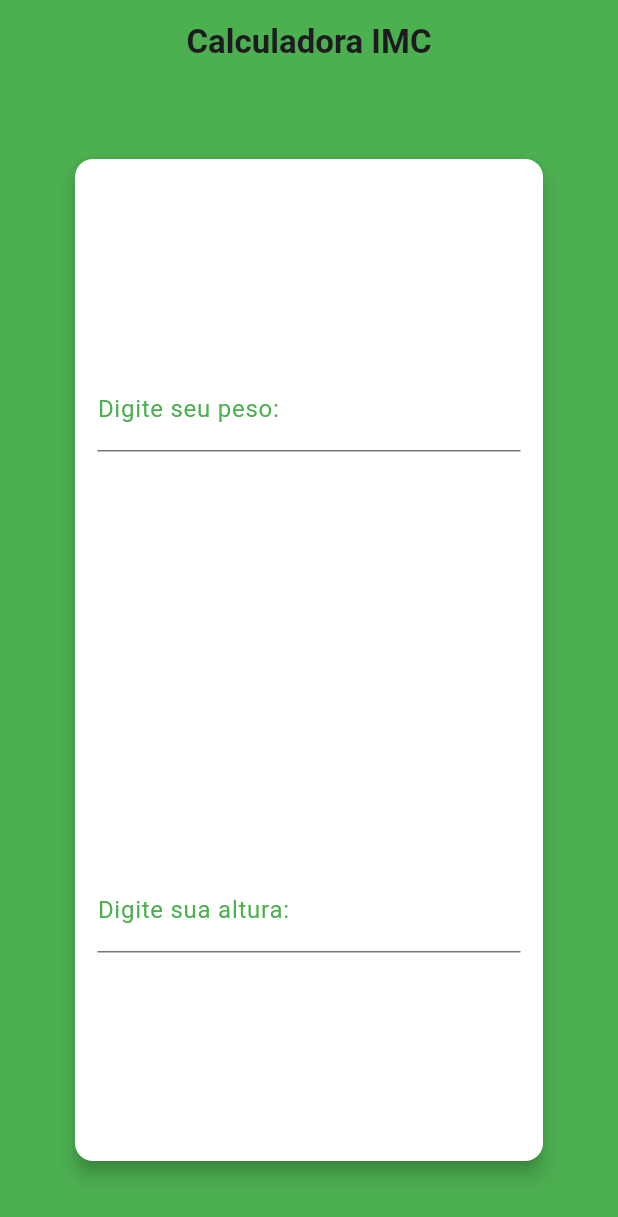
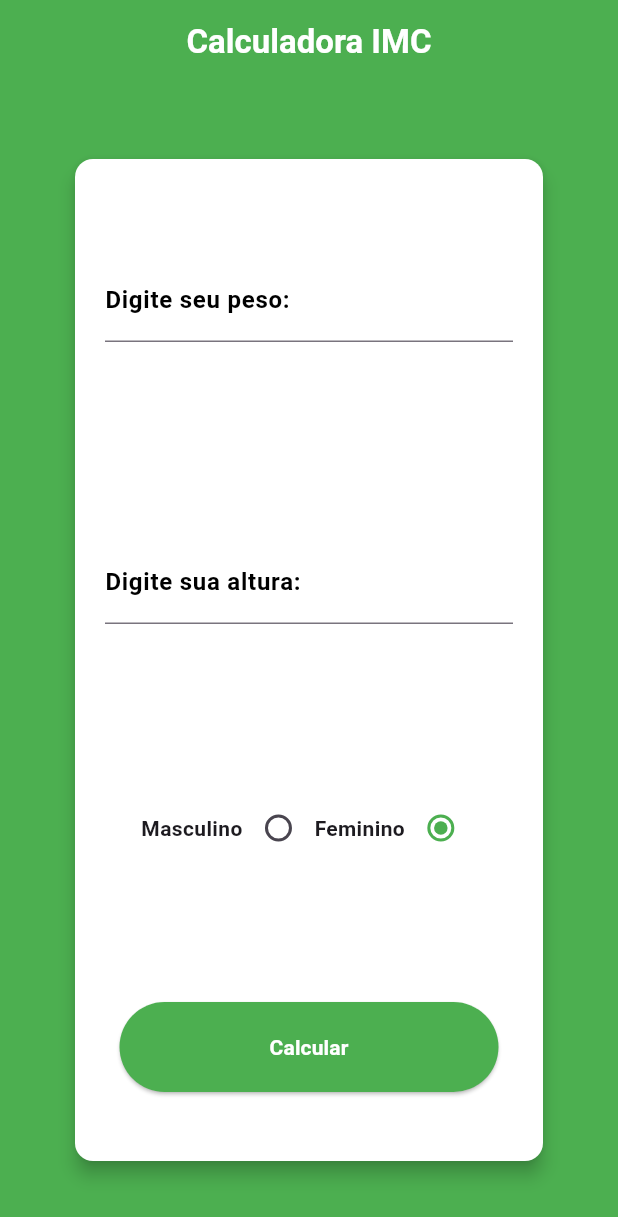
Before and after one commit to eryckfrzz/calculadora_imc, a Flutter app: the screen it shows after launch, on a phone screen of 412 x 824 dp. Shown: the top 1217 px of the screen. Run offline on Flutter 3.47's test engine with Material 3 defaults, Android fonts, the phone set to English and light mode, and no system bars.

Commit message:
feat(homepage): finalização da homepage
últimos ajustes e adição das opções de gênero e botão para o cálculo.

```diff
--- /dev/null
+++ b/lib/features/generos.dart
@@ -0,0 +1,5 @@
+enum Generos {
+  Masculino,
+  Feminino,
+  Outro
+}
--- a/lib/screens/home_page.dart
+++ b/lib/screens/home_page.dart
@@ -1,3 +1,4 @@
+import 'package:calculadora_imc/features/generos.dart';
 import 'package:flutter/material.dart';
 
 class HomePage extends StatefulWidget {
@@ -10,6 +11,7 @@ class HomePage extends StatefulWidget {
 class _HomePageState extends State<HomePage> {
   double peso = 0.0;
   double altura = 0.0;
+  Generos genero = Generos.Feminino;
 
   @override
   Widget build(BuildContext context) {
@@ -21,6 +23,7 @@ class _HomePageState extends State<HomePage> {
               'Calculadora IMC',
               style: TextStyle(
                 fontWeight: FontWeight.bold,
+                color: Colors.white,
               ),
             ),
           ),
@@ -36,7 +39,7 @@ class _HomePageState extends State<HomePage> {
               mainAxisAlignment: MainAxisAlignment.spaceAround,
               children: [
                 Padding(
-                  padding: const EdgeInsets.all(15.0),
+                  padding: const EdgeInsets.all(20.0),
                   child: TextField(
                     decoration: const InputDecoration(
                       focusedBorder: OutlineInputBorder(
@@ -48,7 +51,8 @@ class _HomePageState extends State<HomePage> {
                       label: Text(
                         'Digite seu peso:',
                         style: TextStyle(
-                          color: Colors.green,
+                          color: Colors.black,
+                          fontWeight: FontWeight.bold,
                         ),
                       ),
                     ),
@@ -58,7 +62,7 @@ class _HomePageState extends State<HomePage> {
                   ),
                 ),
                 Padding(
-                  padding: const EdgeInsets.all(15.0),
+                  padding: const EdgeInsets.all(20.0),
                   child: TextField(
                     decoration: const InputDecoration(
                       focusedBorder: OutlineInputBorder(
@@ -69,14 +73,67 @@ class _HomePageState extends State<HomePage> {
                       ),
                       label: Text(
                         'Digite sua altura:',
-                        style: TextStyle(color: Colors.green),
+                        style: TextStyle(
+                            color: Colors.black, fontWeight: FontWeight.bold),
                       ),
                     ),
                     onChanged: (text) {
                       altura = text as double;
                     },
                   ),
-                )
+                ),
+                Row(
+                  mainAxisAlignment: MainAxisAlignment.center,
+                  children: [
+                    const Text(
+                      'Masculino',
+                      style: TextStyle(
+                        fontWeight: FontWeight.bold,
+                      ),
+                    ),
+                    Radio(
+                      value: Generos.Masculino,
+                      groupValue: genero,
+                      onChanged: (generoSelecionado) {
+                        setState(
+                          () {
+                            genero = generoSelecionado!;
+                          },
+                        );
+                      },
+                      activeColor: Colors.green,
+                    ),
+                    const Text('Feminino', style: TextStyle(
+                        fontWeight: FontWeight.bold,
+                      ),),
+                    Radio(
+                      value: Generos.Feminino,
+                      groupValue: genero,
+                      onChanged: (generoSelecionado) {
+                        setState(
+                          () {
+                            genero = generoSelecionado!;
+                          },
+                        );
+                      },
+                      activeColor: Colors.green,
+                    ),
+                  ],
+                ),
+                ElevatedButton(
+                  onPressed: () {},
+                  style: ElevatedButton.styleFrom(
+                    backgroundColor: Colors.green,
+                    padding: EdgeInsets.fromLTRB(100, 20, 100, 20),
+                  ),
+                  child: Text(
+                    'Calcular',
+                    style: TextStyle(
+                      fontWeight: FontWeight.bold,
+                      color: Colors.white,
+                    ),
+                  ),
+                ),
               ],
             ),
           ),
```
